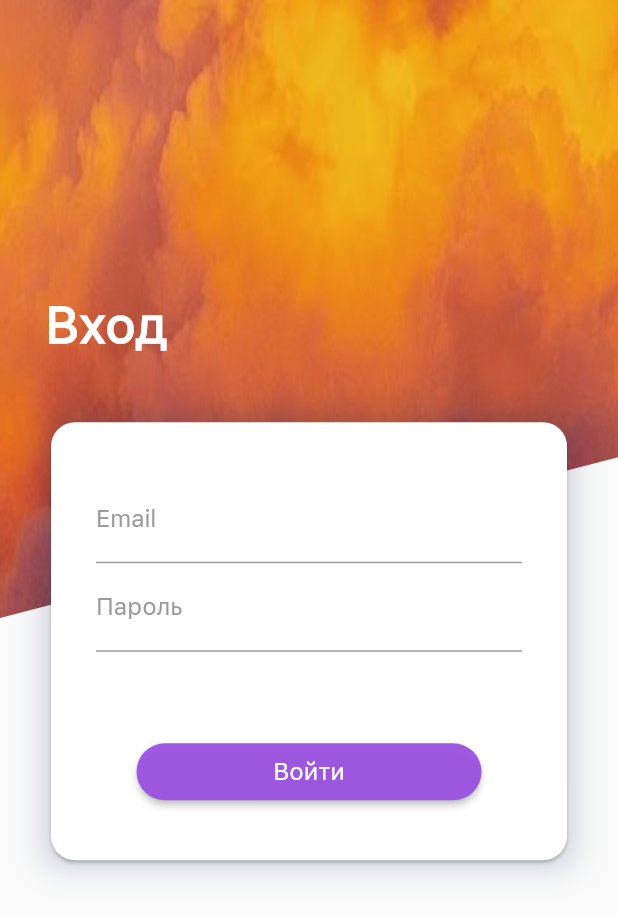
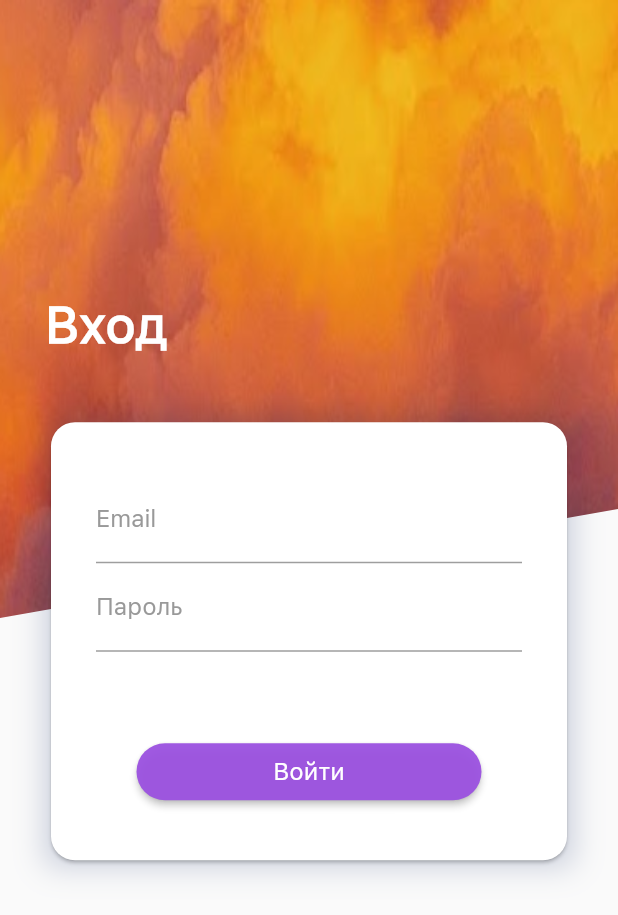
Before and after one commit to Nyanny/test_assignment, a Flutter app: the screen it shows after launch, on a phone screen of 412 x 824 dp. Shown: the top 915 px of the screen. Run offline on Flutter 3.47's test engine with Material 2 defaults, Android fonts, the phone set to English and light mode, and no system bars.

Commit message:
Changed angle to 10 degrees

```diff
--- a/lib/widgets/login_screen_widgets/background_image.dart
+++ b/lib/widgets/login_screen_widgets/background_image.dart
@@ -1,3 +1,5 @@
+import 'dart:math';
+
 import 'package:flutter/material.dart';
 
 class BackgroundImage extends StatelessWidget {
@@ -22,8 +24,8 @@ class LoginBackgroundImageClipper extends CustomClipper<Path> {
   Path getClip(Size size) {
     Path path = Path();
     path.lineTo(0, size.height * 0.5);
-    // TODO Не понял, как посмотреть в фигме угол наклона
-    path.lineTo(size.width, size.height * 0.37);
+    // 10 градусов от середины
+    path.lineTo(size.width, size.height/2 - size.width*tan(0.174533));
     path.lineTo(size.width, 0);
     return path;
   }
```
